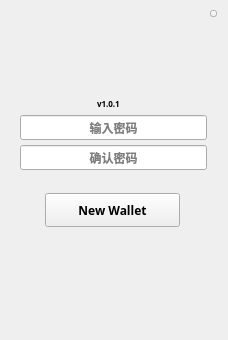
First picture: the form in LNKWallet/firstlogin.ui, repository HcashOrg/hx-indicator, before the edit.
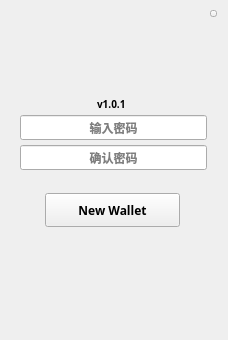
Second picture: the form after the edit.

```diff
--- a/LNKWallet/firstlogin.ui
+++ b/LNKWallet/firstlogin.ui
@@ -171,7 +171,7 @@
     </font>
    </property>
    <property name="styleSheet">
-    <string notr="true">font-size: 8px;</string>
+    <string notr="true">font-size: 10px;</string>
    </property>
    <property name="text">
     <string>v1.0.1</string>
```
